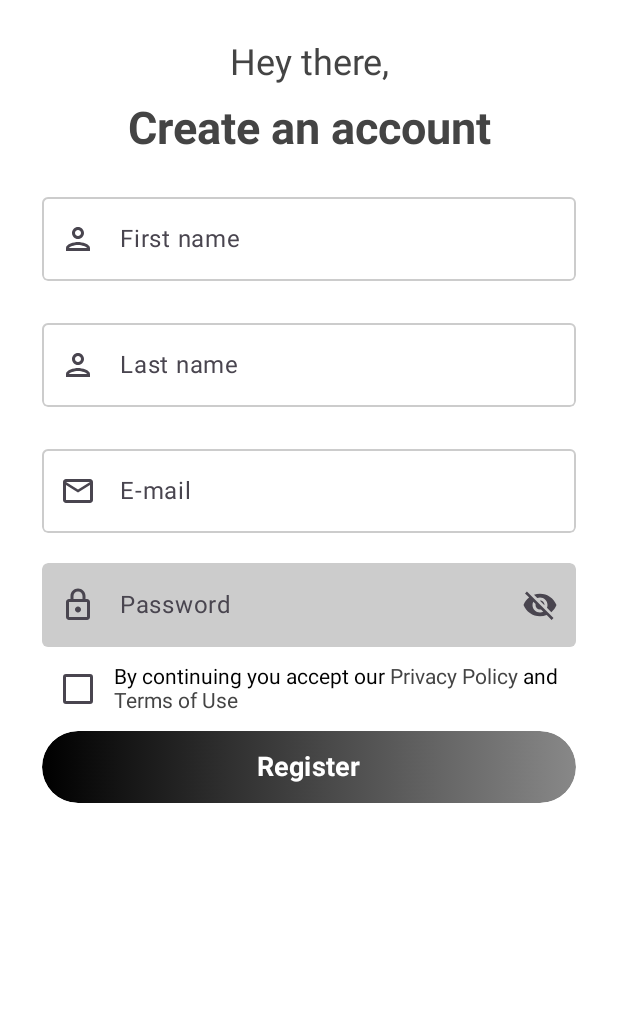
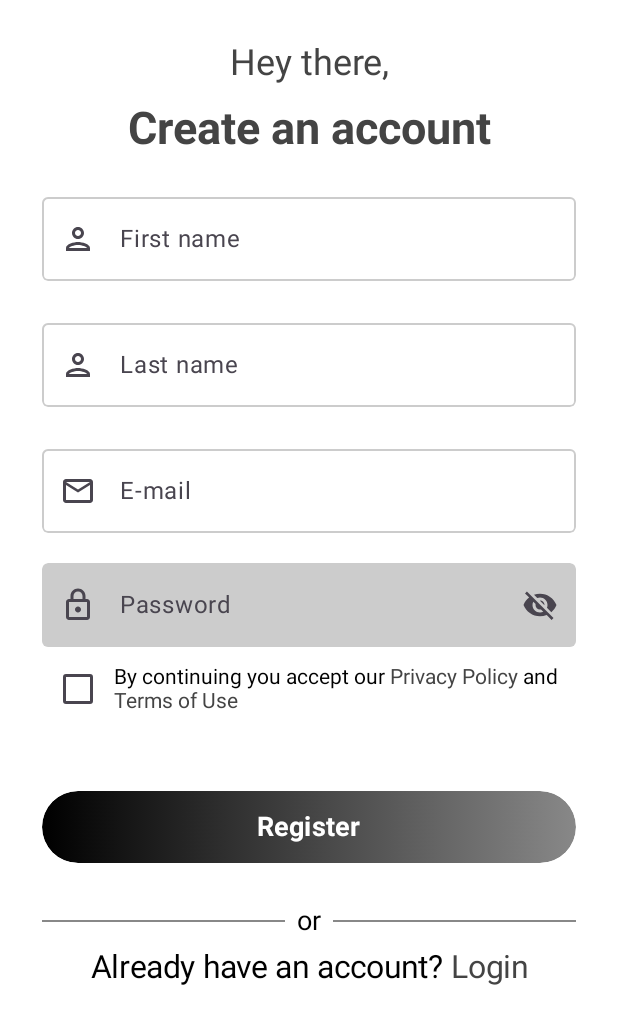
Before and after one commit to marcinosienienko/CompleteLoginRegistrationFlowJetpackComposeYT, an Android app built with Jetpack Compose: the screen it shows after launch (MainActivity), on a phone screen of 412 x 824 dp. Shown: the top 1024 px of the screen. Run offline under Robolectric (Android 15) with nearby library versions, the phone set to English and light mode, and no system bars.

Commit message:
feat/DividerComponent&ClickableLoginTextComponent

```diff
--- a/app/src/main/java/com/example/completeloginregistrationflowjetpackcomposeyt/components/AppComponents.kt
+++ b/app/src/main/java/com/example/completeloginregistrationflowjetpackcomposeyt/components/AppComponents.kt
@@ -7,6 +7,7 @@ import androidx.compose.foundation.layout.PaddingValues
 import androidx.compose.foundation.layout.Row
 import androidx.compose.foundation.layout.fillMaxWidth
 import androidx.compose.foundation.layout.heightIn
+import androidx.compose.foundation.layout.padding
 import androidx.compose.foundation.shape.RoundedCornerShape
 import androidx.compose.foundation.text.ClickableText
 import androidx.compose.foundation.text.KeyboardOptions
@@ -16,6 +17,7 @@ import androidx.compose.material.icons.filled.VisibilityOff
 import androidx.compose.material3.Button
 import androidx.compose.material3.ButtonDefaults
 import androidx.compose.material3.Checkbox
+import androidx.compose.material3.Divider
 import androidx.compose.material3.ExperimentalMaterial3Api
 import androidx.compose.material3.Icon
 import androidx.compose.material3.IconButton
@@ -286,6 +288,69 @@ fun ButtonComponent(value: String) {
     }
 }
 
+@Composable
+fun DividerTextComponent() {
+    Row(
+        modifier = Modifier.fillMaxWidth(),
+        verticalAlignment = Alignment.CenterVertically)
+    {
+        Divider(modifier = Modifier
+            .fillMaxWidth()
+            .weight(1f),
+            color = Color.Gray,
+            thickness = 1.dp)
+
+        Text(modifier = Modifier.padding(8.dp),
+            text = stringResource(R.string.or),
+            fontSize = 18.sp, color = Color.Black)
+
+        Divider(modifier = Modifier
+            .fillMaxWidth()
+            .weight(1f),
+            color = Color.Gray,
+            thickness = 1.dp)
+    }
+}
+
+@Composable
+fun ClickableLoginTextComponent(onTextSelected: (String) -> Unit) {
+
+    val initialText = stringResource(R.string.already_have_an_account)
+    val loginText = stringResource(R.string.login)
+
+    val annotatedString = buildAnnotatedString {
+
+        append(initialText)
+        withStyle(SpanStyle(color = Color.DarkGray)){
+            pushStringAnnotation(tag = loginText, annotation = loginText)
+            append(loginText)
+        }
+
+
+    }
+    ClickableText(modifier = Modifier
+        .fillMaxWidth()
+        .heightIn(min = 40.dp),
+        style = TextStyle(
+            fontSize = 21.sp,
+            fontWeight = FontWeight.Normal,
+            fontStyle = FontStyle.Normal,
+            textAlign = TextAlign.Center
+        ),
+       text = annotatedString, onClick = { offset ->
+
+        annotatedString.getStringAnnotations(offset ,offset)
+            .firstOrNull()?.also { span ->
+                Log.d("ClickableTextComponent", "{${span.item}}")
+
+                if (span.item == loginText) {
+                    onTextSelected(span.item)
+                }
+            }
+
+    })
+}
+
 @Preview
 @Composable
 fun ButtonComponentPreview(){
--- a/app/src/main/java/com/example/completeloginregistrationflowjetpackcomposeyt/screens/SignUpScreen.kt
+++ b/app/src/main/java/com/example/completeloginregistrationflowjetpackcomposeyt/screens/SignUpScreen.kt
@@ -17,6 +17,8 @@ import androidx.compose.ui.unit.dp
 import com.example.completeloginregistrationflowjetpackcomposeyt.R
 import com.example.completeloginregistrationflowjetpackcomposeyt.components.ButtonComponent
 import com.example.completeloginregistrationflowjetpackcomposeyt.components.CheckBoxComponent
+import com.example.completeloginregistrationflowjetpackcomposeyt.components.ClickableLoginTextComponent
+import com.example.completeloginregistrationflowjetpackcomposeyt.components.DividerTextComponent
 import com.example.completeloginregistrationflowjetpackcomposeyt.components.HeadingTextComponent
 import com.example.completeloginregistrationflowjetpackcomposeyt.components.NormalTextComponent
 import com.example.completeloginregistrationflowjetpackcomposeyt.components.PasswordTextFieldComponent
@@ -64,7 +66,14 @@ fun SignUpScreen() {
                 onTextSelected = {
                     PostOfficeAppRouter.navigateTo(Screen.TermsAndConditionsScreen)
                 })
+            Spacer(modifier = Modifier.height(40.dp))
             ButtonComponent(value = stringResource(R.string.register))
+            Spacer(modifier = Modifier.height(20.dp))
+            DividerTextComponent()
+
+            ClickableLoginTextComponent(onTextSelected = {
+
+            })
         }
 
     }
--- a/app/src/main/res/values/strings.xml
+++ b/app/src/main/res/values/strings.xml
@@ -16,5 +16,8 @@
     <string name="terms_of_use">Terms of Use</string>
     <string name="terms_and_conditions_header">Term of Use</string>
     <string name="register">Register</string>
+    <string name="or">or</string>
+    <string name="login">Login</string>
+    <string name="already_have_an_account">"Already have an account? "</string>
 
 </resources>
```
